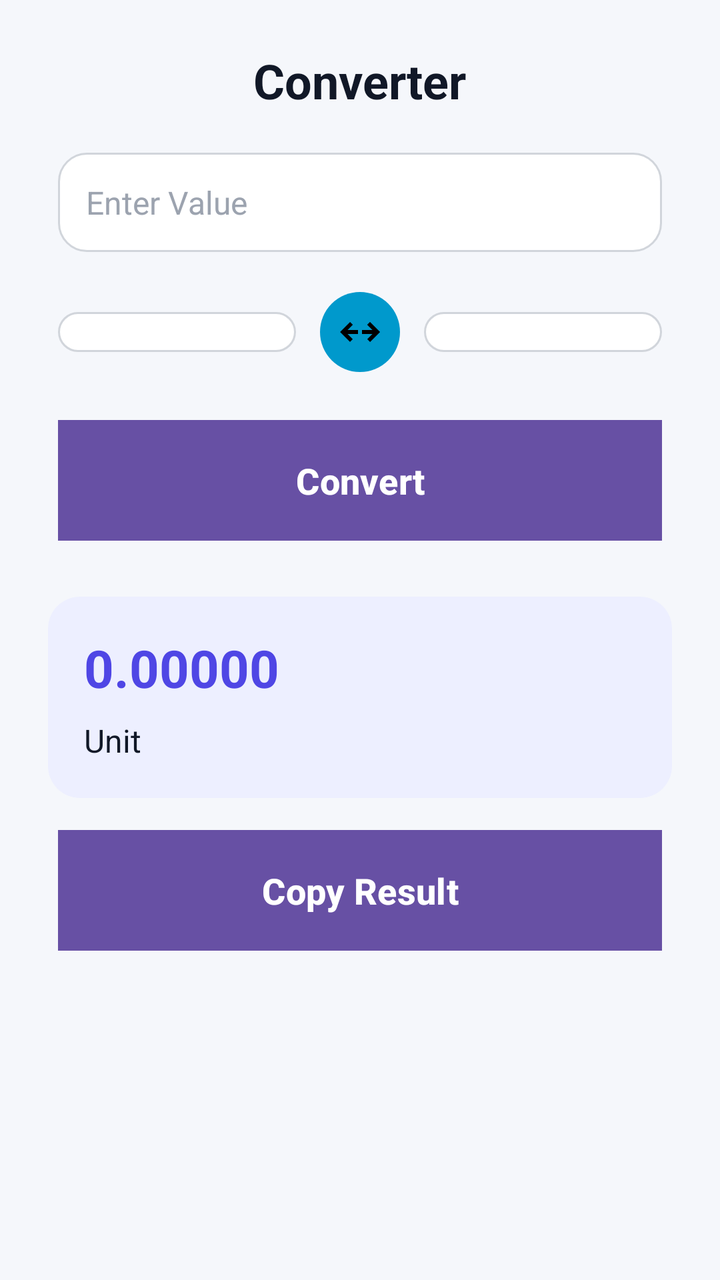
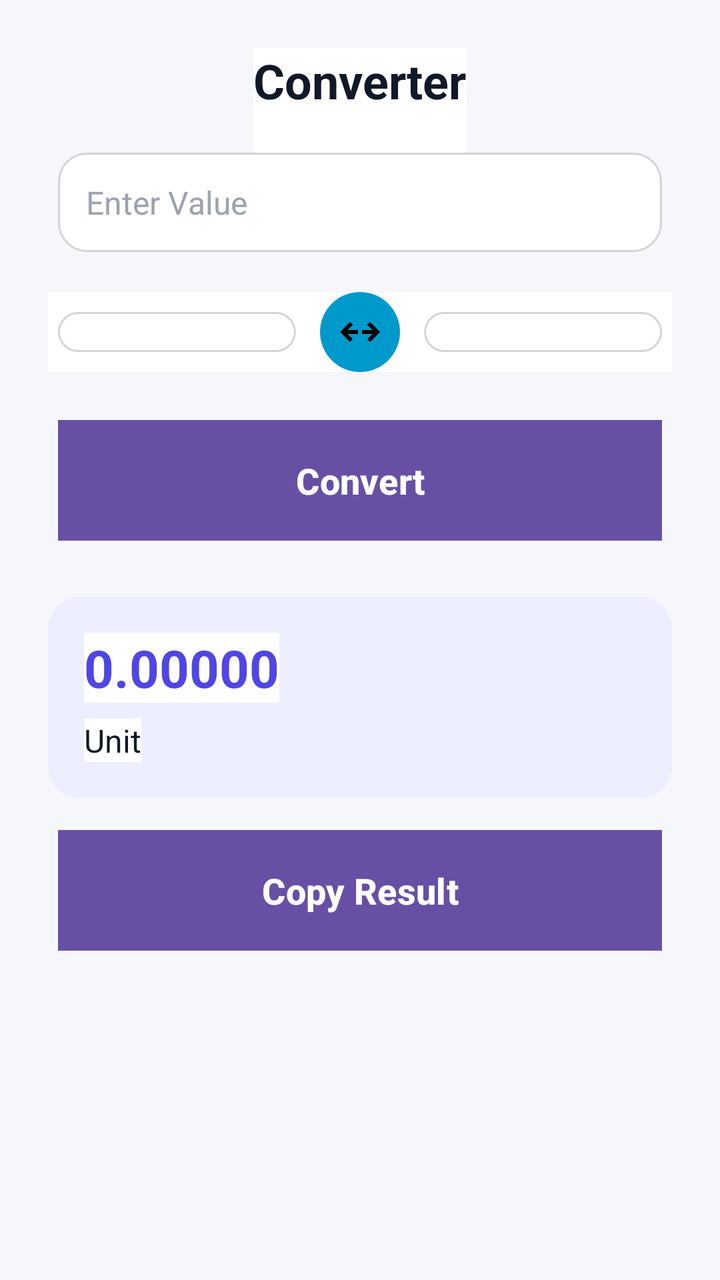

Screens rendered from an Android XML layout before and after an edit, with the pre-edit source and the edit as a unified diff.
<!-- AndroidManifest.xml: application theme Theme.UnitConverter -->
<!-- res/layout/activity_conversion.xml -->
<?xml version="1.0" encoding="utf-8"?>
<LinearLayout xmlns:android="http://schemas.android.com/apk/res/android"
    xmlns:app="http://schemas.android.com/apk/res-auto"
    xmlns:tools="http://schemas.android.com/tools"
    android:id="@+id/main"
    android:layout_width="match_parent"
    android:layout_height="match_parent"
    android:orientation="vertical"
    android:padding="24dp"
    android:background="#F5F7FB"
    tools:context=".conversion">


        
        <TextView
            android:id="@+id/title"
            android:layout_width="wrap_content"
            android:layout_height="wrap_content"
            android:text="Converter"
            android:textSize="24sp"
            android:textStyle="bold"
            android:textColor="#111827"
            android:layout_gravity="center"
            android:paddingBottom="20dp"
            />

        
        <EditText
            android:id="@+id/inputValue"
            android:layout_width="match_parent"
            android:layout_height="wrap_content"
            android:hint="Enter Value"
            android:inputType="numberDecimal"
            android:padding="14dp"
            android:textSize="16sp"
            android:layout_marginStart="5dp"
            android:layout_marginEnd="5dp"
            android:textColor="#111827"
            android:textColorHint="#9CA3AF"
            android:background="@drawable/input_box" />

        
        <LinearLayout
            android:layout_width="match_parent"
            android:layout_height="wrap_content"
            android:orientation="horizontal"
            android:gravity="center"
            android:layout_marginTop="20dp">

            <Spinner
                android:id="@+id/fromUnit"
                android:layout_width="0dp"
                android:layout_height="wrap_content"
                android:layout_weight="3"
                android:padding="10dp"
                android:spinnerMode="dropdown"
                android:background="@drawable/spinner_box"
                android:layout_marginStart="5dp"/>

            <ImageButton
                android:layout_width="40dp"
                android:layout_height="40dp"
                android:id="@+id/btnSwap"
                android:layout_marginLeft="12dp"
                android:layout_marginRight="12dp"
                android:background="@drawable/circle_bg"
                android:padding="10dp"
            android:src="@drawable/outline_arrows"/>

            <Spinner
                android:id="@+id/toUnit"
                android:layout_width="0dp"
                android:layout_height="wrap_content"
                android:layout_weight="3"
                android:padding="10dp"
                android:spinnerMode="dropdown"
                android:background="@drawable/spinner_box"
                android:layout_marginEnd="5dp"
               />
        </LinearLayout>

        
        <Button
            android:id="@+id/btnConvert"
            android:layout_width="match_parent"
            android:layout_height="wrap_content"
            android:text="Convert"
            android:textStyle="bold"
            android:textSize="18sp"
            android:layout_marginTop="24dp"
            android:background="#4F46E5"
            android:textColor="#FFFFFF"
            android:padding="14dp"
            android:layout_marginStart="5dp"
            android:layout_marginEnd="5dp"
            />

        
        <LinearLayout
            android:id="@+id/resultBox"
            android:layout_width="match_parent"
            android:layout_height="wrap_content"
            android:background="@drawable/result_box"
            android:padding="18dp"
            android:layout_marginTop="28dp"
            android:orientation="vertical">

            <TextView
                android:id="@+id/resultText"
                android:layout_width="wrap_content"
                android:layout_height="wrap_content"
                android:text="0.00000"
                android:textSize="26sp"
                android:textStyle="bold"
                android:textColor="#4F46E5" />

            <TextView
                android:id="@+id/unitName"
                android:layout_width="wrap_content"
                android:layout_height="wrap_content"
                android:text="Unit"
                android:textSize="16sp"
                android:textColor="#111827"
                android:layout_marginTop="8dp"/>
        </LinearLayout>

        
        <Button
            android:id="@+id/btnCopy"
            android:layout_width="match_parent"
            android:layout_height="wrap_content"
            android:text="Copy Result"
            android:textStyle="bold"
            android:textSize="18sp"
            android:layout_marginTop="16dp"
            android:background="#4F46E5"
            android:textColor="#FFFFFF"
            android:padding="14dp"
            android:layout_marginStart="5dp"
            android:layout_marginEnd="5dp"
            />


</LinearLayout>
<!-- resources referenced by this layout -->
<resources>
  <!-- drawable circle_bg (drawable) -->
  <?xml version="1.0" encoding="utf-8"?>
  <shape xmlns:android="http://schemas.android.com/apk/res/android">
      <solid android:color="#Ff0099cc"/>
      <corners android:radius="100dp"/>
  </shape>
  <!-- drawable input_box (drawable) -->
  <?xml version="1.0" encoding="utf-8"?>
  <shape xmlns:android="http://schemas.android.com/apk/res/android">
      <solid android:color="#FFFFFF"/>
      <stroke android:width="1dp" android:color="#D1D5DB"/>
      <corners android:radius="14dp"/>
  </shape>
  <!-- drawable outline_arrows (drawable) -->
  <vector xmlns:android="http://schemas.android.com/apk/res/android" android:height="24dp" android:tint="#000000" android:viewportHeight="960" android:viewportWidth="960" android:width="24dp">
        
      <path android:fillColor="@android:color/white"
          android:pathData="M680,680L624,624L727,520L520,520L520,440L727,440L624,336L680,280L880,480L680,680ZM280,680L80,480L280,280L336,336L233,440L440,440L440,520L233,520L336,624L280,680Z"/>
  
  </vector>
  <!-- drawable result_box (drawable) -->
  <?xml version="1.0" encoding="utf-8"?>
  <shape xmlns:android="http://schemas.android.com/apk/res/android">
      <solid android:color="#EDEFFF"/>
      <corners android:radius="16dp"/>
  </shape>
  <!-- drawable spinner_box (drawable) -->
  <?xml version="1.0" encoding="utf-8"?>
  <shape xmlns:android="http://schemas.android.com/apk/res/android">
      <solid android:color="#FFFFFF"/>   
      <stroke android:width="1dp" android:color="#D1D5DB"/>  
      <corners android:radius="14dp"/>  
      <padding
          android:left="20dp"
          android:right="20dp"
          android:top="15dp"
          android:bottom="15dp"
          android:spinnerMode="dropdown"
          />
  
  </shape>
  <style name="Theme.UnitConverter" parent="Base.Theme.UnitConverter" />
  <style name="Base.Theme.UnitConverter" parent="Theme.Material3.DayNight.NoActionBar">
          
          
      </style>
</resources>

<!-- the commit's change to res/layout/activity_conversion.xml (unified diff, before → after) -->
@@ -10,8 +10,6 @@
     android:background="#F5F7FB"
     tools:context=".conversion">
 
-
-        
         <TextView
             android:id="@+id/title"
             android:layout_width="wrap_content"
@@ -23,8 +21,6 @@
             android:layout_gravity="center"
             android:paddingBottom="20dp"
             />
-
-        
         <EditText
             android:id="@+id/inputValue"
             android:layout_width="match_parent"
@@ -39,7 +35,6 @@
             android:textColorHint="#9CA3AF"
             android:background="@drawable/input_box" />
 
-        
         <LinearLayout
             android:layout_width="match_parent"
             android:layout_height="wrap_content"
@@ -78,8 +73,6 @@
                 android:layout_marginEnd="5dp"
                />
         </LinearLayout>
-
-        
         <Button
             android:id="@+id/btnConvert"
             android:layout_width="match_parent"
@@ -95,7 +88,6 @@
             android:layout_marginEnd="5dp"
             />
 
-        
         <LinearLayout
             android:id="@+id/resultBox"
             android:layout_width="match_parent"
@@ -124,7 +116,6 @@
                 android:layout_marginTop="8dp"/>
         </LinearLayout>
 
-        
         <Button
             android:id="@+id/btnCopy"
             android:layout_width="match_parent"
<!-- resource entries referenced after the edit -->
@@ -42,9 +42,11 @@
   
   </shape>
   <style name="Theme.UnitConverter" parent="Base.Theme.UnitConverter" />
-  <style name="Base.Theme.UnitConverter" parent="Theme.Material3.DayNight.NoActionBar">
+  <style name="Base.Theme.UnitConverter" parent="Theme.Material3.DayNight">
           
           
+          <item name="android:background">@color/white</item>
       </style>
+  <color name="white">#FFFFFFFF</color>
 </resources>
 
